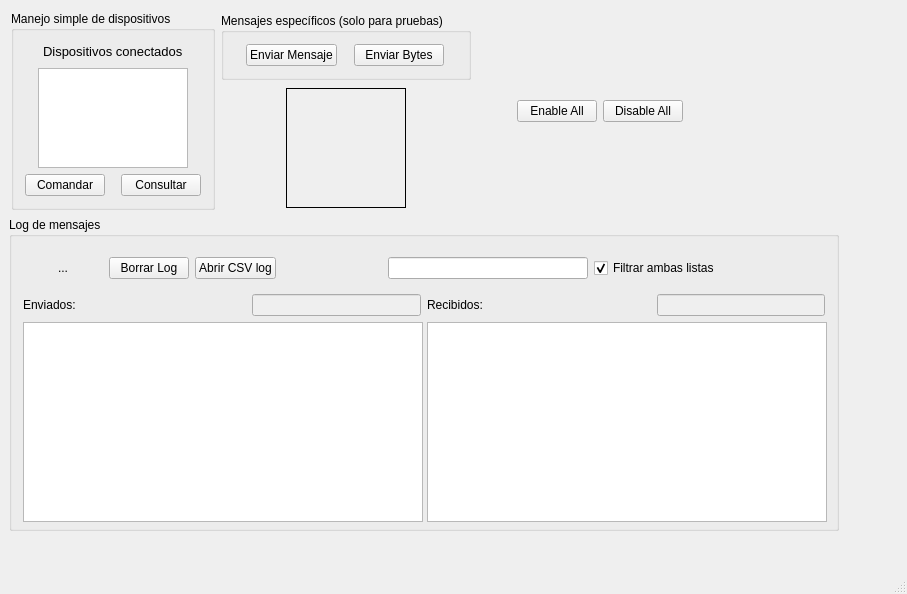
The window that mainwindow.ui (arukagiri/interfazLAC) describes before a commit, drawn with Qt 5.
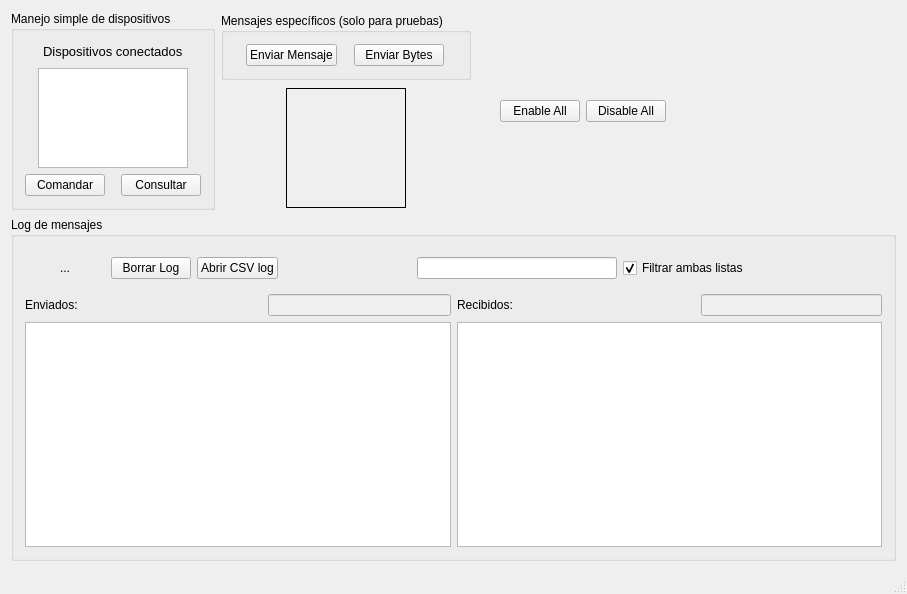
The same window after the commit. Icons and pictures are not drawn.

Commit message: added some checks on readerThread

The edit to the form file:
```diff
--- a/mainwindow.ui
+++ b/mainwindow.ui
@@ -14,248 +14,8 @@
    <string>MainWindow</string>
   </property>
   <widget class="QWidget" name="centralWidget">
-   <widget class="QGroupBox" name="groupBox_3">
-    <property name="geometry">
-     <rect>
-      <x>9</x>
-      <y>217</y>
-      <width>830</width>
-      <height>314</height>
-     </rect>
-    </property>
-    <property name="sizePolicy">
-     <sizepolicy hsizetype="Expanding" vsizetype="Expanding">
-      <horstretch>0</horstretch>
-      <verstretch>0</verstretch>
-     </sizepolicy>
-    </property>
-    <property name="title">
-     <string>Log de mensajes</string>
-    </property>
-    <layout class="QGridLayout" name="gridLayout_2">
-     <item row="0" column="0" colspan="2">
-      <layout class="QHBoxLayout" name="horizontalLayout_3">
+   <layout class="QVBoxLayout" name="verticalLayout_3">
        <item>
-        <widget class="QToolButton" name="logButton">
-         <property name="minimumSize">
-          <size>
-           <width>80</width>
-           <height>40</height>
-          </size>
-         </property>
-         <property name="toolTip">
-          <string>&lt;html&gt;&lt;head/&gt;&lt;body&gt;&lt;p&gt;Activa y desactiva el log&lt;/p&gt;&lt;/body&gt;&lt;/html&gt;</string>
-         </property>
-         <property name="styleSheet">
-          <string notr="true">border:none;</string>
-         </property>
-         <property name="text">
-          <string>...</string>
-         </property>
-         <property name="icon">
-          <iconset resource="imagenes.qrc">
-           <normaloff>:/Imagenes/offSwitch.png</normaloff>
-           <normalon>:/Imagenes/onSwitch.png</normalon>:/Imagenes/offSwitch.png</iconset>
-         </property>
-         <property name="iconSize">
-          <size>
-           <width>80</width>
-           <height>40</height>
-          </size>
-         </property>
-         <property name="checkable">
-          <bool>true</bool>
-         </property>
-        </widget>
-       </item>
-       <item>
-        <widget class="QPushButton" name="refreshButton">
-         <property name="text">
-          <string>Borrar Log</string>
-         </property>
-        </widget>
-       </item>
-       <item>
-        <widget class="QPushButton" name="pushButton">
-         <property name="text">
-          <string>Abrir CSV log</string>
-         </property>
-        </widget>
-       </item>
-       <item>
-        <spacer name="horizontalSpacer_2">
-         <property name="orientation">
-          <enum>Qt::Horizontal</enum>
-         </property>
-         <property name="sizeHint" stdset="0">
-          <size>
-           <width>40</width>
-           <height>20</height>
-          </size>
-         </property>
-        </spacer>
-       </item>
-       <item>
-        <widget class="QLineEdit" name="searchBar">
-         <property name="sizePolicy">
-          <sizepolicy hsizetype="Fixed" vsizetype="Fixed">
-           <horstretch>0</horstretch>
-           <verstretch>0</verstretch>
-          </sizepolicy>
-         </property>
-         <property name="minimumSize">
-          <size>
-           <width>200</width>
-           <height>0</height>
-          </size>
-         </property>
-         <property name="maximumSize">
-          <size>
-           <width>200</width>
-           <height>16777215</height>
-          </size>
-         </property>
-         <property name="toolTip">
-          <string>&lt;html&gt;&lt;head/&gt;&lt;body&gt;&lt;p&gt;Filtro para ambas tablas.&lt;/p&gt;&lt;/body&gt;&lt;/html&gt;</string>
-         </property>
-        </widget>
-       </item>
-       <item>
-        <widget class="QCheckBox" name="checkBox">
-         <property name="text">
-          <string>Filtrar ambas listas</string>
-         </property>
-         <property name="checked">
-          <bool>true</bool>
-         </property>
-        </widget>
-       </item>
-       <item>
-        <spacer name="horizontalSpacer_11">
-         <property name="orientation">
-          <enum>Qt::Horizontal</enum>
-         </property>
-         <property name="sizeHint" stdset="0">
-          <size>
-           <width>40</width>
-           <height>20</height>
-          </size>
-         </property>
-        </spacer>
-       </item>
-      </layout>
-     </item>
-     <item row="1" column="0">
-      <layout class="QVBoxLayout" name="verticalLayout_4">
-       <item>
-        <layout class="QHBoxLayout" name="horizontalLayout_9">
-         <item>
-          <widget class="QLabel" name="label_2">
-           <property name="text">
-            <string>Enviados:</string>
-           </property>
-          </widget>
-         </item>
-         <item>
-          <spacer name="horizontalSpacer">
-           <property name="orientation">
-            <enum>Qt::Horizontal</enum>
-           </property>
-           <property name="sizeHint" stdset="0">
-            <size>
-             <width>40</width>
-             <height>20</height>
-            </size>
-           </property>
-          </spacer>
-         </item>
-         <item>
-          <widget class="QLineEdit" name="sent_searchBar">
-           <property name="enabled">
-            <bool>false</bool>
-           </property>
-           <property name="toolTip">
-            <string>&lt;html&gt;&lt;head/&gt;&lt;body&gt;&lt;p&gt;Filtro de mensajes enviados&lt;/p&gt;&lt;/body&gt;&lt;/html&gt;</string>
-           </property>
-          </widget>
-         </item>
-        </layout>
-       </item>
-       <item>
-        <widget class="QTableWidget" name="tableWidget_sent">
-         <property name="minimumSize">
-          <size>
-           <width>400</width>
-           <height>200</height>
-          </size>
-         </property>
-         <property name="maximumSize">
-          <size>
-           <width>16777215</width>
-           <height>600</height>
-          </size>
-         </property>
-        </widget>
-       </item>
-      </layout>
-     </item>
-     <item row="1" column="1">
-      <layout class="QVBoxLayout" name="verticalLayout_5">
-       <item>
-        <layout class="QHBoxLayout" name="horizontalLayout_10">
-         <item>
-          <widget class="QLabel" name="label_3">
-           <property name="text">
-            <string>Recibidos:</string>
-           </property>
-          </widget>
-         </item>
-         <item>
-          <spacer name="horizontalSpacer_8">
-           <property name="orientation">
-            <enum>Qt::Horizontal</enum>
-           </property>
-           <property name="sizeHint" stdset="0">
-            <size>
-             <width>40</width>
-             <height>20</height>
-            </size>
-           </property>
-          </spacer>
-         </item>
-         <item>
-          <widget class="QLineEdit" name="received_searchBar">
-           <property name="enabled">
-            <bool>false</bool>
-           </property>
-           <property name="toolTip">
-            <string>&lt;html&gt;&lt;head/&gt;&lt;body&gt;&lt;p&gt;Filtro de mensajes recibidos.&lt;/p&gt;&lt;/body&gt;&lt;/html&gt;</string>
-           </property>
-          </widget>
-         </item>
-        </layout>
-       </item>
-       <item>
-        <widget class="QTableWidget" name="tableWidget_received">
-         <property name="minimumSize">
-          <size>
-           <width>400</width>
-           <height>200</height>
-          </size>
-         </property>
-         <property name="maximumSize">
-          <size>
-           <width>16777215</width>
-           <height>600</height>
-          </size>
-         </property>
-        </widget>
-       </item>
-      </layout>
-     </item>
-    </layout>
-   </widget>
-   <widget class="QWidget" name="">
     <layout class="QHBoxLayout" name="horizontalLayout_5">
      <item>
       <widget class="QGroupBox" name="groupBox">
@@ -654,7 +414,243 @@
       </spacer>
      </item>
     </layout>
-   </widget>
+    </item>
+    <item>
+     <widget class="QGroupBox" name="groupBox_3">
+      <property name="sizePolicy">
+       <sizepolicy hsizetype="Expanding" vsizetype="Expanding">
+        <horstretch>0</horstretch>
+        <verstretch>0</verstretch>
+       </sizepolicy>
+      </property>
+      <property name="title">
+       <string>Log de mensajes</string>
+      </property>
+      <layout class="QGridLayout" name="gridLayout_2">
+       <item row="0" column="0" colspan="2">
+        <layout class="QHBoxLayout" name="horizontalLayout_3">
+         <item>
+          <widget class="QToolButton" name="logButton">
+           <property name="minimumSize">
+            <size>
+             <width>80</width>
+             <height>40</height>
+            </size>
+           </property>
+           <property name="toolTip">
+            <string>&lt;html&gt;&lt;head/&gt;&lt;body&gt;&lt;p&gt;Activa y desactiva el log&lt;/p&gt;&lt;/body&gt;&lt;/html&gt;</string>
+           </property>
+           <property name="styleSheet">
+            <string notr="true">border:none;</string>
+           </property>
+           <property name="text">
+            <string>...</string>
+           </property>
+           <property name="icon">
+            <iconset resource="imagenes.qrc">
+             <normaloff>:/Imagenes/offSwitch.png</normaloff>
+             <normalon>:/Imagenes/onSwitch.png</normalon>:/Imagenes/offSwitch.png</iconset>
+           </property>
+           <property name="iconSize">
+            <size>
+             <width>80</width>
+             <height>40</height>
+            </size>
+           </property>
+           <property name="checkable">
+            <bool>true</bool>
+           </property>
+          </widget>
+         </item>
+         <item>
+          <widget class="QPushButton" name="refreshButton">
+           <property name="text">
+            <string>Borrar Log</string>
+           </property>
+          </widget>
+         </item>
+         <item>
+          <widget class="QPushButton" name="pushButton">
+           <property name="text">
+            <string>Abrir CSV log</string>
+           </property>
+          </widget>
+         </item>
+         <item>
+          <spacer name="horizontalSpacer_2">
+           <property name="orientation">
+            <enum>Qt::Horizontal</enum>
+           </property>
+           <property name="sizeHint" stdset="0">
+            <size>
+             <width>40</width>
+             <height>20</height>
+            </size>
+           </property>
+          </spacer>
+         </item>
+         <item>
+          <widget class="QLineEdit" name="searchBar">
+           <property name="sizePolicy">
+            <sizepolicy hsizetype="Fixed" vsizetype="Fixed">
+             <horstretch>0</horstretch>
+             <verstretch>0</verstretch>
+            </sizepolicy>
+           </property>
+           <property name="minimumSize">
+            <size>
+             <width>200</width>
+             <height>0</height>
+            </size>
+           </property>
+           <property name="maximumSize">
+            <size>
+             <width>200</width>
+             <height>16777215</height>
+            </size>
+           </property>
+           <property name="toolTip">
+            <string>&lt;html&gt;&lt;head/&gt;&lt;body&gt;&lt;p&gt;Filtro para ambas tablas.&lt;/p&gt;&lt;/body&gt;&lt;/html&gt;</string>
+           </property>
+          </widget>
+         </item>
+         <item>
+          <widget class="QCheckBox" name="checkBox">
+           <property name="text">
+            <string>Filtrar ambas listas</string>
+           </property>
+           <property name="checked">
+            <bool>true</bool>
+           </property>
+          </widget>
+         </item>
+         <item>
+          <spacer name="horizontalSpacer_11">
+           <property name="orientation">
+            <enum>Qt::Horizontal</enum>
+           </property>
+           <property name="sizeHint" stdset="0">
+            <size>
+             <width>40</width>
+             <height>20</height>
+            </size>
+           </property>
+          </spacer>
+         </item>
+        </layout>
+       </item>
+       <item row="1" column="0">
+        <layout class="QVBoxLayout" name="verticalLayout_4">
+         <item>
+          <layout class="QHBoxLayout" name="horizontalLayout_9">
+           <item>
+            <widget class="QLabel" name="label_2">
+             <property name="text">
+              <string>Enviados:</string>
+             </property>
+            </widget>
+           </item>
+           <item>
+            <spacer name="horizontalSpacer">
+             <property name="orientation">
+              <enum>Qt::Horizontal</enum>
+             </property>
+             <property name="sizeHint" stdset="0">
+              <size>
+               <width>40</width>
+               <height>20</height>
+              </size>
+             </property>
+            </spacer>
+           </item>
+           <item>
+            <widget class="QLineEdit" name="sent_searchBar">
+             <property name="enabled">
+              <bool>false</bool>
+             </property>
+             <property name="toolTip">
+              <string>&lt;html&gt;&lt;head/&gt;&lt;body&gt;&lt;p&gt;Filtro de mensajes enviados&lt;/p&gt;&lt;/body&gt;&lt;/html&gt;</string>
+             </property>
+            </widget>
+           </item>
+          </layout>
+         </item>
+         <item>
+          <widget class="QTableWidget" name="tableWidget_sent">
+           <property name="minimumSize">
+            <size>
+             <width>400</width>
+             <height>200</height>
+            </size>
+           </property>
+           <property name="maximumSize">
+            <size>
+             <width>16777215</width>
+             <height>600</height>
+            </size>
+           </property>
+          </widget>
+         </item>
+        </layout>
+       </item>
+       <item row="1" column="1">
+        <layout class="QVBoxLayout" name="verticalLayout_5">
+         <item>
+          <layout class="QHBoxLayout" name="horizontalLayout_10">
+           <item>
+            <widget class="QLabel" name="label_3">
+             <property name="text">
+              <string>Recibidos:</string>
+             </property>
+            </widget>
+           </item>
+           <item>
+            <spacer name="horizontalSpacer_8">
+             <property name="orientation">
+              <enum>Qt::Horizontal</enum>
+             </property>
+             <property name="sizeHint" stdset="0">
+              <size>
+               <width>40</width>
+               <height>20</height>
+              </size>
+             </property>
+            </spacer>
+           </item>
+           <item>
+            <widget class="QLineEdit" name="received_searchBar">
+             <property name="enabled">
+              <bool>false</bool>
+             </property>
+             <property name="toolTip">
+              <string>&lt;html&gt;&lt;head/&gt;&lt;body&gt;&lt;p&gt;Filtro de mensajes recibidos.&lt;/p&gt;&lt;/body&gt;&lt;/html&gt;</string>
+             </property>
+            </widget>
+           </item>
+          </layout>
+         </item>
+         <item>
+          <widget class="QTableWidget" name="tableWidget_received">
+           <property name="minimumSize">
+            <size>
+             <width>400</width>
+             <height>200</height>
+            </size>
+           </property>
+           <property name="maximumSize">
+            <size>
+             <width>16777215</width>
+             <height>600</height>
+            </size>
+           </property>
+          </widget>
+         </item>
+        </layout>
+       </item>
+      </layout>
+     </widget>
+    </item>
+   </layout>
   </widget>
   <widget class="QStatusBar" name="statusBar"/>
   <widget class="QMenuBar" name="menuBar">
```
Left out of the diff: 2 changed lines with no effect on the pictures. Lines whose indentation alone changed are shown as unchanged. The commit also changes 3 other files.
